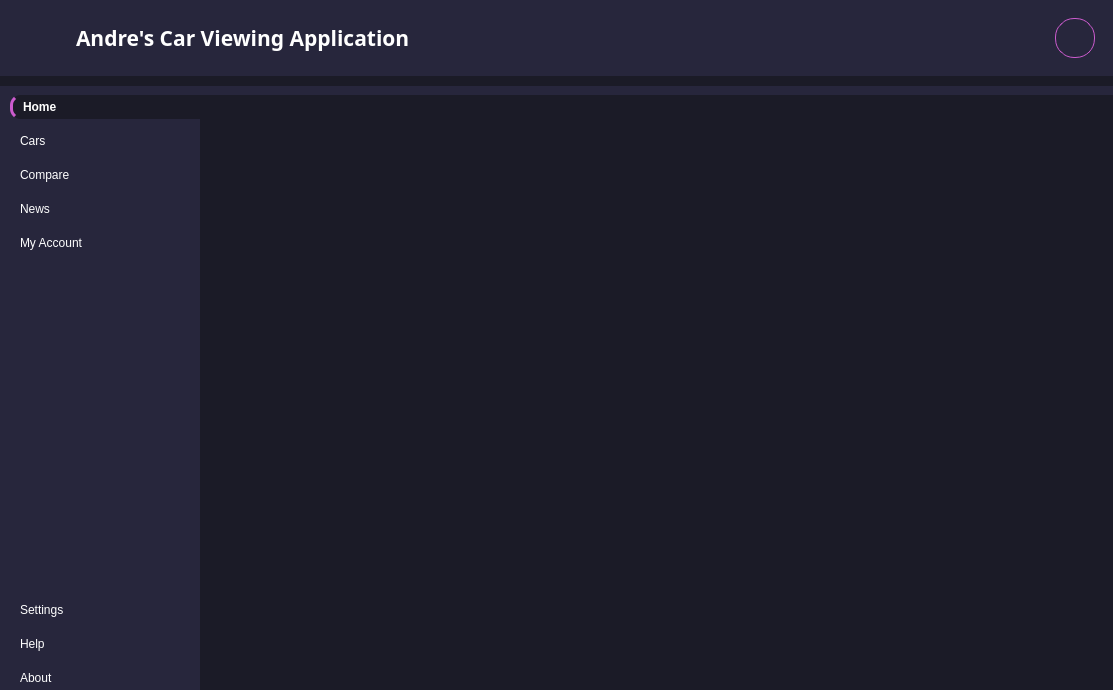
Above: ui/interface.ui from LuAndre49/Andre-s-Car-Viewing-Application before the change. Below: the same form after it.
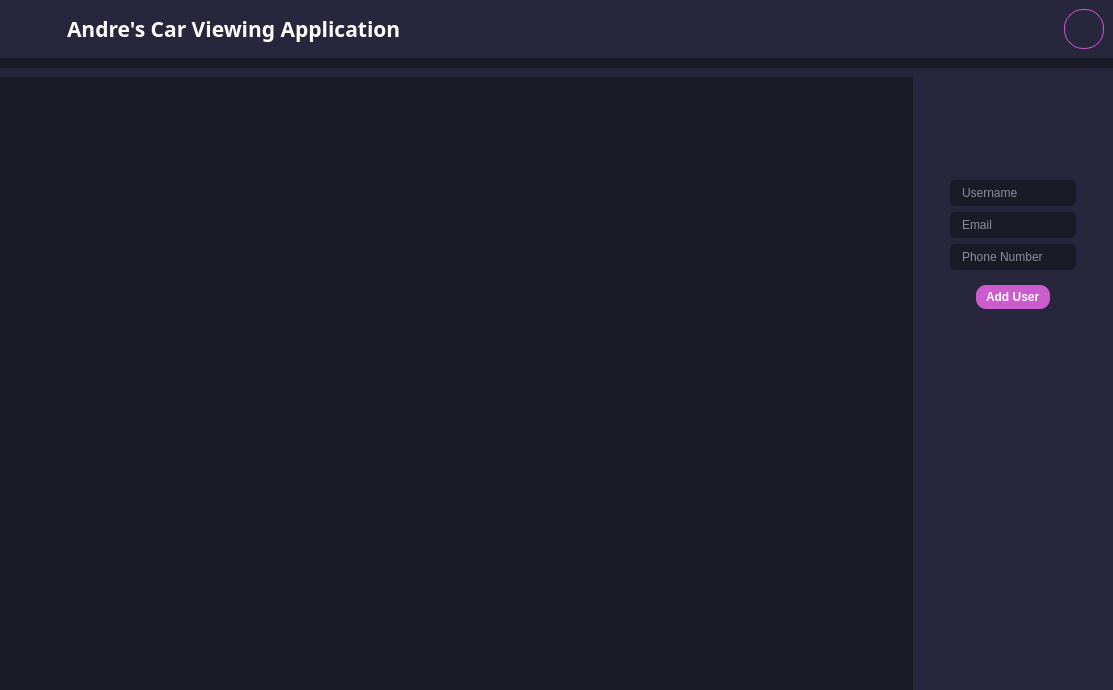
That is the form after the change. Icons and pictures are not drawn. Custom widgets are drawn as their Qt base class.

Commit message: added sliding menu and add user tab

```diff
--- a/ui/interface.ui
+++ b/ui/interface.ui
@@ -30,7 +30,7 @@
 	margin: 0;
 	color: #fff;
 }
-#centralwidget, #homeBtn, #mainBodyContent{
+#centralwidget, #homeBtn, #mainBodyContent, QLineEdit{
 	background-color:#1b1b27
 }
 #header, #mainBody{
@@ -56,6 +56,15 @@
 	border-left: 3px solid #cc5bce;
 	font-weight: bold;
 }
+QLineEdit{
+	padding: 5px 10px;
+	border-radius: 5px;
+}
+
+#addUserBtn{
+	background-color:  #cc5bce;
+	border-radius: 10px;
+}
 </string>
   </property>
   <widget class="QWidget" name="centralwidget">
@@ -78,6 +87,21 @@
     <item>
      <widget class="QWidget" name="header" native="true">
       <layout class="QHBoxLayout" name="horizontalLayout">
+       <property name="spacing">
+        <number>0</number>
+       </property>
+       <property name="leftMargin">
+        <number>0</number>
+       </property>
+       <property name="topMargin">
+        <number>0</number>
+       </property>
+       <property name="rightMargin">
+        <number>0</number>
+       </property>
+       <property name="bottomMargin">
+        <number>0</number>
+       </property>
        <item alignment="Qt::AlignmentFlag::AlignLeft">
         <widget class="QFrame" name="frame_2">
          <property name="frameShape">
@@ -207,6 +231,12 @@
         <verstretch>0</verstretch>
        </sizepolicy>
       </property>
+      <property name="minimumSize">
+       <size>
+        <width>1113</width>
+        <height>620</height>
+       </size>
+      </property>
       <layout class="QHBoxLayout" name="horizontalLayout_2">
        <property name="spacing">
         <number>0</number>
@@ -227,10 +257,16 @@
         <widget class="QWidget" name="leftMenu" native="true">
          <property name="minimumSize">
           <size>
-           <width>200</width>
+           <width>0</width>
            <height>0</height>
           </size>
          </property>
+         <property name="maximumSize">
+          <size>
+           <width>0</width>
+           <height>16777215</height>
+          </size>
+         </property>
          <layout class="QVBoxLayout" name="verticalLayout_3">
           <property name="spacing">
            <number>0</number>
@@ -249,6 +285,12 @@
           </property>
           <item>
            <widget class="QWidget" name="widget" native="true">
+            <property name="minimumSize">
+             <size>
+              <width>200</width>
+              <height>591</height>
+             </size>
+            </property>
             <layout class="QVBoxLayout" name="verticalLayout_4">
              <property name="spacing">
               <number>0</number>
@@ -463,7 +505,105 @@
         </widget>
        </item>
        <item>
-        <widget class="QWidget" name="rightMenu" native="true"/>
+        <widget class="QWidget" name="rightMenu" native="true">
+         <property name="minimumSize">
+          <size>
+           <width>200</width>
+           <height>0</height>
+          </size>
+         </property>
+         <layout class="QVBoxLayout" name="verticalLayout_7">
+          <item alignment="Qt::AlignmentFlag::AlignHCenter|Qt::AlignmentFlag::AlignTop">
+           <widget class="QWidget" name="widget_2" native="true">
+            <layout class="QVBoxLayout" name="verticalLayout_8">
+             <item alignment="Qt::AlignmentFlag::AlignHCenter">
+              <widget class="QLabel" name="label_2">
+               <property name="minimumSize">
+                <size>
+                 <width>70</width>
+                 <height>70</height>
+                </size>
+               </property>
+               <property name="maximumSize">
+                <size>
+                 <width>70</width>
+                 <height>70</height>
+                </size>
+               </property>
+               <property name="text">
+                <string/>
+               </property>
+               <property name="pixmap">
+                <pixmap resource="../Qss/icons/_icons.qrc">:/feather/icons/feather/edit-2.png</pixmap>
+               </property>
+               <property name="scaledContents">
+                <bool>true</bool>
+               </property>
+              </widget>
+             </item>
+             <item>
+              <widget class="QFrame" name="frame_5">
+               <property name="frameShape">
+                <enum>QFrame::Shape::StyledPanel</enum>
+               </property>
+               <property name="frameShadow">
+                <enum>QFrame::Shadow::Raised</enum>
+               </property>
+               <layout class="QVBoxLayout" name="verticalLayout_9">
+                <item>
+                 <widget class="QLineEdit" name="lineEdit">
+                  <property name="placeholderText">
+                   <string>Username</string>
+                  </property>
+                 </widget>
+                </item>
+                <item>
+                 <widget class="QLineEdit" name="lineEdit_2">
+                  <property name="placeholderText">
+                   <string>Email</string>
+                  </property>
+                 </widget>
+                </item>
+                <item>
+                 <widget class="QLineEdit" name="lineEdit_3">
+                  <property name="placeholderText">
+                   <string>Phone Number</string>
+                  </property>
+                 </widget>
+                </item>
+               </layout>
+              </widget>
+             </item>
+             <item alignment="Qt::AlignmentFlag::AlignHCenter">
+              <widget class="QPushButton" name="addUserBtn">
+               <property name="font">
+                <font>
+                 <bold>true</bold>
+                </font>
+               </property>
+               <property name="cursor">
+                <cursorShape>PointingHandCursor</cursorShape>
+               </property>
+               <property name="text">
+                <string>Add User</string>
+               </property>
+               <property name="icon">
+                <iconset resource="../Qss/icons/_icons.qrc">
+                 <normaloff>:/material_design/icons/material_design/add.png</normaloff>:/material_design/icons/material_design/add.png</iconset>
+               </property>
+               <property name="iconSize">
+                <size>
+                 <width>24</width>
+                 <height>24</height>
+                </size>
+               </property>
+              </widget>
+             </item>
+            </layout>
+           </widget>
+          </item>
+         </layout>
+        </widget>
        </item>
       </layout>
      </widget>
@@ -471,6 +611,14 @@
    </layout>
   </widget>
  </widget>
+ <customwidgets>
+  <customwidget>
+   <class>QCustomSlideMenu</class>
+   <extends>QWidget</extends>
+   <header location="global">Custom_Widgets.Widgets.h</header>
+   <container>1</container>
+  </customwidget>
+ </customwidgets>
  <resources>
   <include location="../Qss/icons/_icons.qrc"/>
  </resources>
```
Left out of the diff: 6 changed lines with no effect on the pictures. The commit also changes 6 other files.
